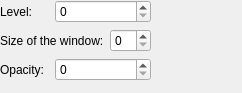
The window that krita/plugins/filters/randompickfilter/wdgrandompickoptions.ui (KDE/krita) describes before a commit, drawn with Qt 5.
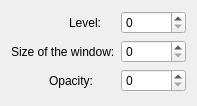
The same window after the commit.

Commit message: Changed the UI which contains labels and textfields into QFormLayout to set alignment issues

```diff
--- a/krita/plugins/filters/randompickfilter/wdgrandompickoptions.ui
+++ b/krita/plugins/filters/randompickfilter/wdgrandompickoptions.ui
@@ -1,24 +1,41 @@
 <ui version="4.0" >
  <class>WdgRandomPickOptions</class>
- <widget class="QWidget" name="WdgRandomPickOptions" >
-  <property name="geometry" >
+ <widget class="QWidget" name="WdgRandomPickOptions">
+  <property name="geometry">
    <rect>
     <x>0</x>
     <y>0</y>
-    <width>242</width>
-    <height>93</height>
+    <width>197</width>
+    <height>106</height>
    </rect>
   </property>
-  <layout class="QGridLayout" >
-   <property name="margin" >
-    <number>0</number>
-   </property>
-   <property name="spacing" >
-    <number>6</number>
-   </property>
-   <item row="0" column="0" >
-    <widget class="QLabel" name="textLabel1" >
-     <property name="text" >
+  <property name="minimumSize">
+   <size>
+    <width>197</width>
+    <height>100</height>
+   </size>
+  </property>
+  <layout class="QHBoxLayout" name="horizontalLayout_3">
+   <item>
+    <layout class="QFormLayout" name="formLayout">
+     <item row="0" column="0">
+      <layout class="QHBoxLayout" name="horizontalLayout_2">
+       <item>
+        <spacer name="horizontalSpacer">
+         <property name="orientation">
+          <enum>Qt::Horizontal</enum>
+         </property>
+         <property name="sizeHint" stdset="0">
+          <size>
+           <width>58</width>
+           <height>20</height>
+          </size>
+         </property>
+        </spacer>
+       </item>
+       <item>
+        <widget class="QLabel" name="textLabel1">
+         <property name="text">
       <string>Level:</string>
      </property>
      <property name="wordWrap" >
@@ -26,41 +43,14 @@
      </property>
     </widget>
    </item>
-   <item row="3" column="1" >
-    <spacer>
-     <property name="orientation" >
-      <enum>Qt::Vertical</enum>
-     </property>
-     <property name="sizeType" >
-      <enum>QSizePolicy::Expanding</enum>
-     </property>
-     <property name="sizeHint" >
-      <size>
-       <width>20</width>
-       <height>50</height>
-      </size>
-     </property>
-    </spacer>
-   </item>
-   <item row="2" column="0" >
-    <widget class="QLabel" name="textLabel2" >
-     <property name="text" >
-      <string>Opacity:</string>
-     </property>
-     <property name="wordWrap" >
-      <bool>false</bool>
-     </property>
-    </widget>
-   </item>
-   <item row="2" column="1" colspan="2" >
-    <widget class="QSpinBox" native="1" name="intOpacity" />
-   </item>
-   <item row="0" column="1" colspan="2" >
-    <widget class="QSpinBox" native="1" name="intLevel" />
-   </item>
-   <item row="1" column="0" colspan="2" >
-    <widget class="QLabel" name="textLabel1_2" >
-     <property name="text" >
+      </layout>
+     </item>
+     <item row="0" column="1">
+      <widget class="QSpinBox" name="intLevel"/>
+     </item>
+     <item row="1" column="0">
+      <widget class="QLabel" name="textLabel1_2">
+       <property name="text">
       <string>Size of the window:</string>
      </property>
      <property name="wordWrap" >
@@ -68,30 +58,44 @@
      </property>
     </widget>
    </item>
-   <item row="1" column="3" >
-    <spacer>
-     <property name="orientation" >
+     <item row="1" column="1">
+      <widget class="QSpinBox" name="intWindowSize"/>
+     </item>
+     <item row="2" column="0">
+      <layout class="QHBoxLayout" name="horizontalLayout">
+       <item>
+        <spacer name="horizontalSpacer_2">
+         <property name="orientation">
       <enum>Qt::Horizontal</enum>
      </property>
-     <property name="sizeType" >
-      <enum>QSizePolicy::Expanding</enum>
-     </property>
-     <property name="sizeHint" >
+         <property name="sizeHint" stdset="0">
       <size>
-       <width>16</width>
+           <width>38</width>
        <height>20</height>
       </size>
      </property>
     </spacer>
    </item>
-   <item row="1" column="2" >
-    <widget class="QSpinBox" native="1" name="intWindowSize" />
-   </item>
-  </layout>
+       <item>
+        <widget class="QLabel" name="textLabel2">
+         <property name="text">
+          <string>Opacity:</string>
+         </property>
+         <property name="wordWrap">
+          <bool>false</bool>
+         </property>
+        </widget>
+       </item>
+      </layout>
+     </item>
+     <item row="2" column="1">
+      <widget class="QSpinBox" name="intOpacity"/>
+     </item>
+    </layout>
+   </item>
+  </layout>
  </widget>
- <layoutdefault spacing="6" margin="11" />
-  <customwidgets>
- </customwidgets>
+ <layoutdefault spacing="6" margin="11"/>
  <resources/>
  <connections/>
 </ui>
```
Left out of the diff: 7 changed lines with no effect on the pictures. Lines whose indentation alone changed are shown as unchanged. The commit also changes 91 other files.
